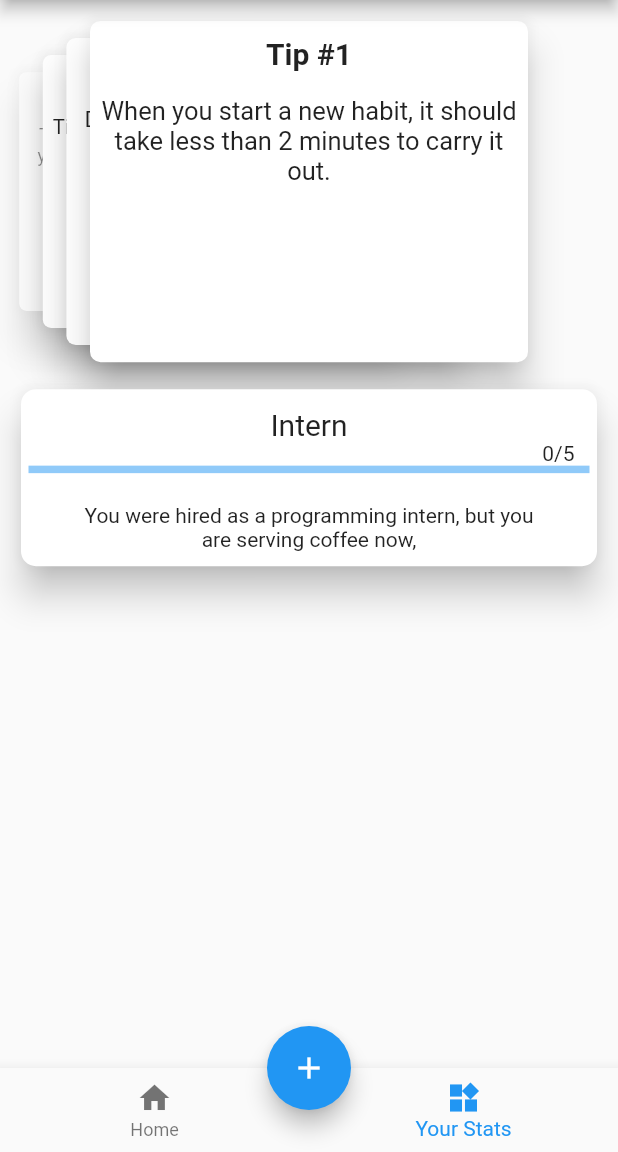
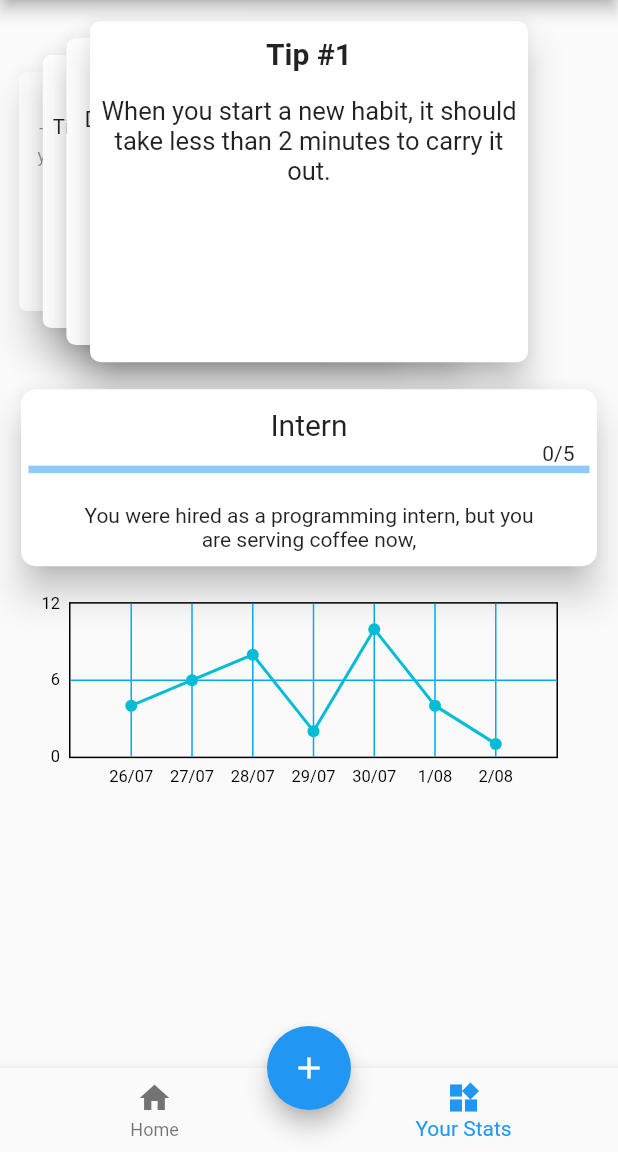
Before and after one commit to theexidge/routinger, a Flutter app: the screen it shows after launch, item 2 of the bottom bar chosen, on a phone screen of 412 x 824 dp, the part 84-1236 px from its top. Run offline on Flutter 3.47's test engine with Material 2 defaults, Android fonts, the phone set to English and light mode, and no system bars; drawn by our look-alikes of card_swiper, fl_chart; our stand-ins replace flutter_local_notifications, flutter_native_timezone, sqflite, timezone; missing offline and left inert: mdi; accounts and stored records are empty; Roboto replaces fonts that are missing (KleeOne).

Commit message:
Design of chart made

```diff
--- a/lib/screens/home_screen.dart
+++ b/lib/screens/home_screen.dart
@@ -2,6 +2,7 @@ import 'package:flutter/material.dart';
 
 // Third Party Packages
 import 'package:card_swiper/card_swiper.dart';
+import 'package:routinger/widgets/stats_chart.dart';
 import 'package:routinger/widgets/your_stats.dart';
 import 'package:url_launcher/url_launcher.dart';
 
@@ -134,7 +135,20 @@ class _HomeScreenState extends State<HomeScreen> {
               ),
             ),
             _selectedIndexOfBottomNavBar == 1
-                ? YourStats()
+                ? SingleChildScrollView(
+                    child: Column(
+                      children: [
+                        YourStats(),
+                        Container(
+                            margin: EdgeInsets.symmetric(
+                              vertical: 20,
+                            ),
+                            padding: EdgeInsets.only(right: 40),
+                            height: 130,
+                            child: StatsChart(maxTasks: 10)),
+                      ],
+                    ),
+                  )
                 : Column(
                     children: [
                       Container(
--- /dev/null
+++ b/lib/widgets/stats_chart.dart
@@ -0,0 +1,72 @@
+import 'package:fl_chart/fl_chart.dart';
+import 'package:flutter/material.dart';
+
+class StatsChart extends StatelessWidget {
+  double maxTasks;
+
+  StatsChart({
+    required this.maxTasks,
+  });
+  @override
+  Widget build(BuildContext context) {
+    return LineChart(
+      LineChartData(
+        minX: 0,
+        maxX: 8,
+        minY: 0,
+        maxY: maxTasks + 2,
+        titlesData: FlTitlesData(
+          show: true,
+          bottomTitles: SideTitles(
+            showTitles: true,
+            reservedSize: 20,
+            getTitles: (val) {
+              switch (val.toInt()) {
+                case 1:
+                  return '26/07';
+                case 2:
+                  return '27/07';
+                case 3:
+                  return '28/07';
+                case 4:
+                  return '29/07';
+                case 5:
+                  return '30/07';
+                case 6:
+                  return '1/08';
+                case 7:
+                  return '2/08';
+              }
+              return '';
+            },
+          ),
+          rightTitles: SideTitles(),
+          topTitles: SideTitles(),
+        ),
+        gridData: FlGridData(
+            show: true,
+            getDrawingHorizontalLine: (value) {
+              return FlLine(strokeWidth: 1, color: Colors.lightBlue);
+            },
+            drawHorizontalLine: true,
+            drawVerticalLine: true,
+            getDrawingVerticalLine: (value) {
+              return FlLine(strokeWidth: 1, color: Colors.lightBlue);
+            }),
+        lineBarsData: [
+          LineChartBarData(
+            spots: [
+              FlSpot(1, 4),
+              FlSpot(2, 6),
+              FlSpot(3, 8),
+              FlSpot(4, 2),
+              FlSpot(5, 10),
+              FlSpot(6, 4),
+              FlSpot(7, 1),
+            ],
+          )
+        ],
+      ),
+    );
+  }
+}
--- a/pubspec.yaml
+++ b/pubspec.yaml
@@ -31,6 +31,7 @@ dependencies:
   sqflite: ^2.0.0+4
   url_launcher: ^6.0.9
   mdi: ^5.0.0-nullsafety.0
+  fl_chart: ^0.40.0
 
 
 
```
Also changed, not shown: pubspec.lock.
